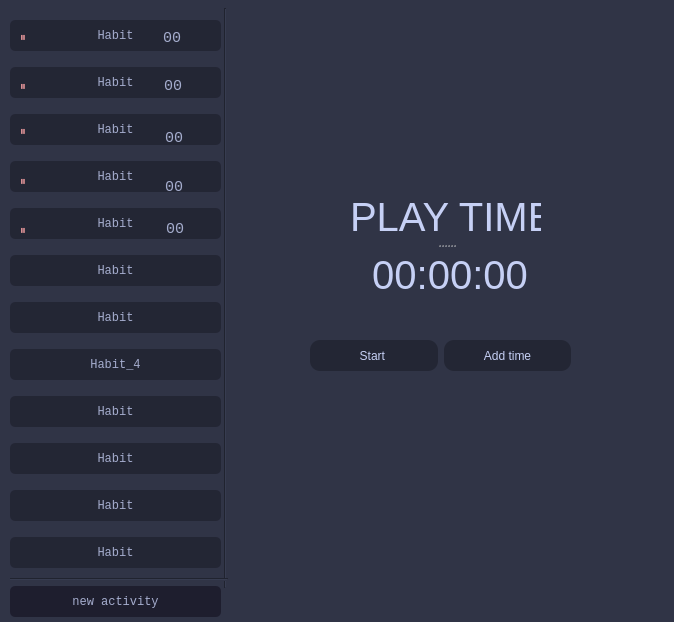
gluoniuum/TimeInRep, file mainwind.ui: the form before one commit.
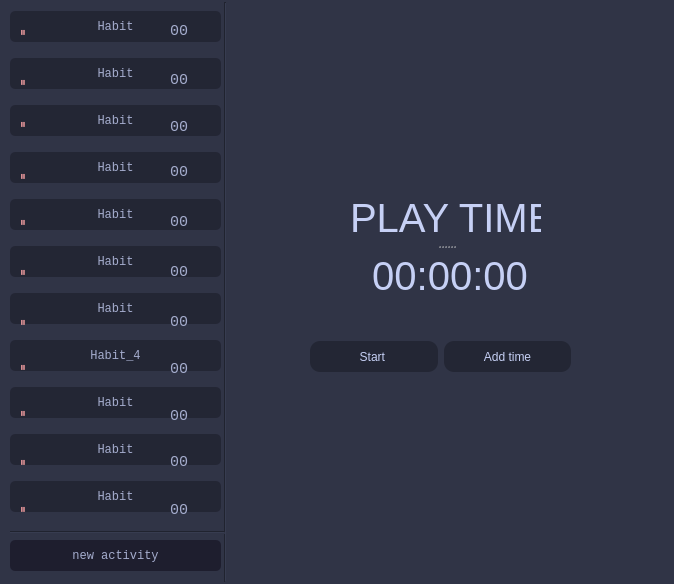
The form after the commit.

Commit message: big json update 0.981

What changed in the file:
```diff
--- a/mainwind.ui
+++ b/mainwind.ui
@@ -7,7 +7,7 @@
     <x>0</x>
     <y>0</y>
     <width>674</width>
-    <height>622</height>
+    <height>584</height>
    </rect>
   </property>
   <property name="minimumSize">
@@ -27,7 +27,7 @@
     <property name="geometry">
      <rect>
       <x>10</x>
-      <y>0</y>
+      <y>1</y>
       <width>651</width>
       <height>591</height>
      </rect>
@@ -114,7 +114,7 @@
      <property name="geometry">
       <rect>
        <x>210</x>
-       <y>8</y>
+       <y>1</y>
        <width>10</width>
        <height>580</height>
       </rect>
@@ -130,12 +130,12 @@
      <property name="geometry">
       <rect>
        <x>0</x>
-       <y>20</y>
+       <y>10</y>
        <width>211</width>
-       <height>561</height>
+       <height>520</height>
       </rect>
      </property>
-     <layout class="QVBoxLayout" name="verticalLayout" stretch="0,0,0,5,0,0,0,0,0,0,0,5">
+     <layout class="QVBoxLayout" name="verticalLayout" stretch="0,0,0,5,0,0,0,0,0,0,0">
       <property name="spacing">
        <number>16</number>
       </property>
@@ -351,32 +351,13 @@
         </property>
        </widget>
       </item>
-      <item>
-       <widget class="QPushButton" name="habit_12">
-        <property name="minimumSize">
-         <size>
-          <width>161</width>
-          <height>31</height>
-         </size>
-        </property>
-        <property name="styleSheet">
-         <string notr="true">color: #a5adce;
-font-family: Liberation Mono;
-background-color: #232634;
-border-radius: 5%;</string>
-        </property>
-        <property name="text">
-         <string>Habit</string>
-        </property>
-       </widget>
-      </item>
      </layout>
     </widget>
     <widget class="QLabel" name="statusOn_1">
      <property name="geometry">
       <rect>
        <x>10</x>
-       <y>26</y>
+       <y>20</y>
        <width>10</width>
        <height>20</height>
       </rect>
@@ -393,7 +374,7 @@
      <property name="geometry">
       <rect>
        <x>10</x>
-       <y>120</y>
+       <y>112</y>
        <width>10</width>
        <height>20</height>
       </rect>
@@ -410,7 +391,7 @@
      <property name="geometry">
       <rect>
        <x>10</x>
-       <y>170</y>
+       <y>164</y>
        <width>10</width>
        <height>20</height>
       </rect>
@@ -427,7 +408,7 @@
      <property name="geometry">
       <rect>
        <x>10</x>
-       <y>75</y>
+       <y>70</y>
        <width>10</width>
        <height>20</height>
       </rect>
@@ -444,7 +425,7 @@
      <property name="geometry">
       <rect>
        <x>10</x>
-       <y>219</y>
+       <y>210</y>
        <width>10</width>
        <height>20</height>
       </rect>
@@ -460,8 +441,8 @@
     <widget class="QLabel" name="timeLabel_2">
      <property name="geometry">
       <rect>
-       <x>153</x>
-       <y>27</y>
+       <x>160</x>
+       <y>19</y>
        <width>51</width>
        <height>21</height>
       </rect>
@@ -481,8 +462,8 @@
     <widget class="QLabel" name="timeLabel_3">
      <property name="geometry">
       <rect>
-       <x>154</x>
-       <y>75</y>
+       <x>160</x>
+       <y>68</y>
        <width>51</width>
        <height>21</height>
       </rect>
@@ -574,8 +555,8 @@
     <widget class="QLabel" name="timeLabel_4">
      <property name="geometry">
       <rect>
-       <x>155</x>
-       <y>127</y>
+       <x>160</x>
+       <y>115</y>
        <width>51</width>
        <height>21</height>
       </rect>
@@ -595,8 +576,8 @@
     <widget class="QLabel" name="timeLabel_5">
      <property name="geometry">
       <rect>
-       <x>155</x>
-       <y>176</y>
+       <x>160</x>
+       <y>160</y>
        <width>51</width>
        <height>21</height>
       </rect>
@@ -616,8 +597,8 @@
     <widget class="Line" name="line_3">
      <property name="geometry">
       <rect>
-       <x>-2</x>
-       <y>578</y>
+       <x>-5</x>
+       <y>530</y>
        <width>220</width>
        <height>3</height>
       </rect>
@@ -629,8 +610,236 @@
     <widget class="QLabel" name="timeLabel_6">
      <property name="geometry">
       <rect>
-       <x>156</x>
-       <y>218</y>
+       <x>160</x>
+       <y>210</y>
+       <width>51</width>
+       <height>21</height>
+      </rect>
+     </property>
+     <property name="styleSheet">
+      <string notr="true">
+font-size: 15px;
+color: #a5adce;
+font-family: Liberation Mono;
+background-color: rgba(255, 255, 255, 0);
+border-radius: 5%;</string>
+     </property>
+     <property name="text">
+      <string>00</string>
+     </property>
+    </widget>
+    <widget class="QLabel" name="statusOn_6">
+     <property name="geometry">
+      <rect>
+       <x>10</x>
+       <y>260</y>
+       <width>10</width>
+       <height>20</height>
+      </rect>
+     </property>
+     <property name="styleSheet">
+      <string notr="true">color: #ea999c;
+background-color: rgba(255, 255, 255, 0);</string>
+     </property>
+     <property name="text">
+      <string>⏸️</string>
+     </property>
+    </widget>
+    <widget class="QLabel" name="statusOn_7">
+     <property name="geometry">
+      <rect>
+       <x>10</x>
+       <y>310</y>
+       <width>10</width>
+       <height>20</height>
+      </rect>
+     </property>
+     <property name="styleSheet">
+      <string notr="true">color: #ea999c;
+background-color: rgba(255, 255, 255, 0);</string>
+     </property>
+     <property name="text">
+      <string>⏸️</string>
+     </property>
+    </widget>
+    <widget class="QLabel" name="statusOn_8">
+     <property name="geometry">
+      <rect>
+       <x>10</x>
+       <y>355</y>
+       <width>10</width>
+       <height>20</height>
+      </rect>
+     </property>
+     <property name="styleSheet">
+      <string notr="true">color: #ea999c;
+background-color: rgba(255, 255, 255, 0);</string>
+     </property>
+     <property name="text">
+      <string>⏸️</string>
+     </property>
+    </widget>
+    <widget class="QLabel" name="statusOn_9">
+     <property name="geometry">
+      <rect>
+       <x>10</x>
+       <y>401</y>
+       <width>10</width>
+       <height>20</height>
+      </rect>
+     </property>
+     <property name="styleSheet">
+      <string notr="true">color: #ea999c;
+background-color: rgba(255, 255, 255, 0);</string>
+     </property>
+     <property name="text">
+      <string>⏸️</string>
+     </property>
+    </widget>
+    <widget class="QLabel" name="statusOn_10">
+     <property name="geometry">
+      <rect>
+       <x>10</x>
+       <y>450</y>
+       <width>10</width>
+       <height>20</height>
+      </rect>
+     </property>
+     <property name="styleSheet">
+      <string notr="true">color: #ea999c;
+background-color: rgba(255, 255, 255, 0);</string>
+     </property>
+     <property name="text">
+      <string>⏸️</string>
+     </property>
+    </widget>
+    <widget class="QLabel" name="statusOn_11">
+     <property name="geometry">
+      <rect>
+       <x>10</x>
+       <y>497</y>
+       <width>10</width>
+       <height>20</height>
+      </rect>
+     </property>
+     <property name="styleSheet">
+      <string notr="true">color: #ea999c;
+background-color: rgba(255, 255, 255, 0);</string>
+     </property>
+     <property name="text">
+      <string>⏸️</string>
+     </property>
+    </widget>
+    <widget class="QLabel" name="timeLabel_7">
+     <property name="geometry">
+      <rect>
+       <x>160</x>
+       <y>260</y>
+       <width>51</width>
+       <height>21</height>
+      </rect>
+     </property>
+     <property name="styleSheet">
+      <string notr="true">
+font-size: 15px;
+color: #a5adce;
+font-family: Liberation Mono;
+background-color: rgba(255, 255, 255, 0);
+border-radius: 5%;</string>
+     </property>
+     <property name="text">
+      <string>00</string>
+     </property>
+    </widget>
+    <widget class="QLabel" name="timeLabel_8">
+     <property name="geometry">
+      <rect>
+       <x>160</x>
+       <y>310</y>
+       <width>51</width>
+       <height>21</height>
+      </rect>
+     </property>
+     <property name="styleSheet">
+      <string notr="true">
+font-size: 15px;
+color: #a5adce;
+font-family: Liberation Mono;
+background-color: rgba(255, 255, 255, 0);
+border-radius: 5%;</string>
+     </property>
+     <property name="text">
+      <string>00</string>
+     </property>
+    </widget>
+    <widget class="QLabel" name="timeLabel_9">
+     <property name="geometry">
+      <rect>
+       <x>160</x>
+       <y>357</y>
+       <width>50</width>
+       <height>21</height>
+      </rect>
+     </property>
+     <property name="styleSheet">
+      <string notr="true">
+font-size: 15px;
+color: #a5adce;
+font-family: Liberation Mono;
+background-color: rgba(255, 255, 255, 0);
+border-radius: 5%;</string>
+     </property>
+     <property name="text">
+      <string>00</string>
+     </property>
+    </widget>
+    <widget class="QLabel" name="timeLabel_10">
+     <property name="geometry">
+      <rect>
+       <x>160</x>
+       <y>404</y>
+       <width>51</width>
+       <height>21</height>
+      </rect>
+     </property>
+     <property name="styleSheet">
+      <string notr="true">
+font-size: 15px;
+color: #a5adce;
+font-family: Liberation Mono;
+background-color: rgba(255, 255, 255, 0);
+border-radius: 5%;</string>
+     </property>
+     <property name="text">
+      <string>00</string>
+     </property>
+    </widget>
+    <widget class="QLabel" name="timeLabel_11">
+     <property name="geometry">
+      <rect>
+       <x>160</x>
+       <y>450</y>
+       <width>51</width>
+       <height>21</height>
+      </rect>
+     </property>
+     <property name="styleSheet">
+      <string notr="true">
+font-size: 15px;
+color: #a5adce;
+font-family: Liberation Mono;
+background-color: rgba(255, 255, 255, 0);
+border-radius: 5%;</string>
+     </property>
+     <property name="text">
+      <string>00</string>
+     </property>
+    </widget>
+    <widget class="QLabel" name="timeLabel_12">
+     <property name="geometry">
+      <rect>
+       <x>160</x>
+       <y>498</y>
        <width>51</width>
        <height>21</height>
       </rect>
@@ -652,7 +861,7 @@
     <property name="geometry">
      <rect>
       <x>10</x>
-      <y>586</y>
+      <y>540</y>
       <width>211</width>
       <height>31</height>
      </rect>
```
The commit also changes 2 other files.
